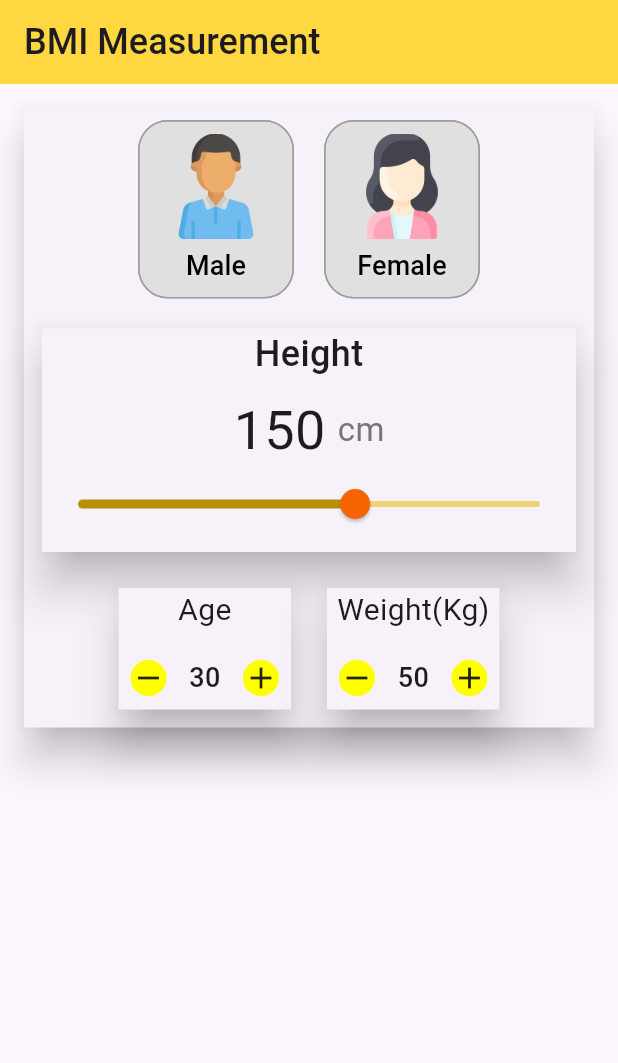
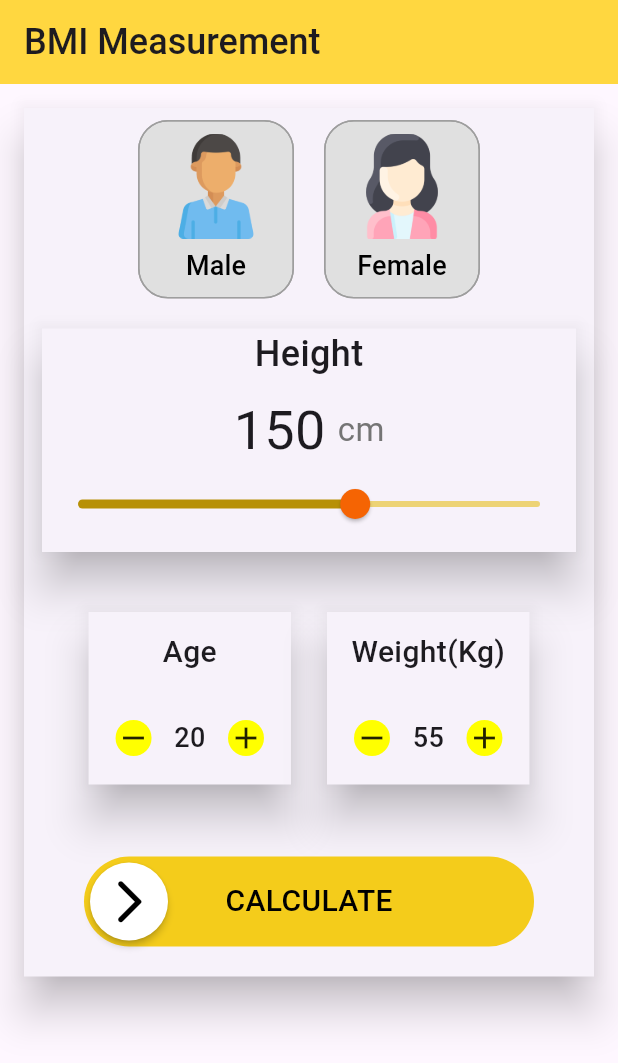
Before and after one commit to gitsubash44/bmi, a Flutter app: the screen it shows after launch, on a phone screen of 412 x 824 dp. Shown: the top 1063 px of the screen. Run offline on Flutter 3.47's test engine with Material 3 defaults, Android fonts, the light colour scheme and no system bars; drawn by our look-alikes of swipeable_button_view.

Commit message:
add code

```diff
--- a/lib/age_widget.dart
+++ b/lib/age_widget.dart
@@ -37,17 +37,18 @@ class _AgeWidgetState extends State<AgeWidget> {
         elevation: 12,
         shape: const RoundedRectangleBorder(),
         child: Column(children: [
-          Text(
-            widget.title,
-            style: TextStyle(
-              fontSize: 20,
+          Padding(
+            padding: const EdgeInsets.all(12.0),
+            child: Text(
+              widget.title,
+              style: TextStyle(
+                fontSize: 20,
+                fontWeight: FontWeight.w500,
+              ),
             ),
           ),
-          const SizedBox(
-            height: 10,
-          ),
           Padding(
-            padding: const EdgeInsets.all(8.0),
+            padding: const EdgeInsets.all(18.0),
             child: Row(
               children: [
                 InkWell(
--- a/lib/home_screen.dart
+++ b/lib/home_screen.dart
@@ -1,7 +1,10 @@
+import 'dart:math';
+
 import 'package:bmi/age_widget.dart';
 import 'package:flutter/material.dart';
 import 'package:bmi/height_widget.dart';
 import 'package:bmi/gender_widget.dart';
+import 'package:swipeable_button_view/swipeable_button_view.dart';
 
 void main() => runApp(const HomeScreen());
 
@@ -13,15 +16,18 @@ class HomeScreen extends StatefulWidget {
 }
 
 class _MyAppState extends State<HomeScreen> {
-  int _gender = 0; // Declare the _gender variable here
+  int _gender = 0;
   int _height = 150;
   int _age = 30;
   int _weight = 50;
+  bool _isFinished = false;
+  double _bmiScore = 0;
 
   @override
   Widget build(BuildContext context) {
     return MaterialApp(
-      title: 'Material App',
+      debugShowCheckedModeBanner: false,
+      title: 'BMI App',
       home: Scaffold(
         appBar: AppBar(
           backgroundColor: Colors.amberAccent,
@@ -54,7 +60,9 @@ class _MyAppState extends State<HomeScreen> {
                       _height = heightVal;
                     },
                   ),
-                  Row(
+                  Padding(
+                    padding: const EdgeInsets.all(16),
+                    child: Row(
                       mainAxisAlignment: MainAxisAlignment.center,
                       children: [
                         AgeWidget(
@@ -62,19 +70,52 @@ class _MyAppState extends State<HomeScreen> {
                               _age = ageVal;
                             },
                             title: ('Age'),
-                          initValue: 30,
+                            initValue: 20,
                             min: 0,
                             max: 100),
                         AgeWidget(
-                          onChange: (weaightVal) {
-                            _weight = weaightVal;
+                            onChange: (weightVal) {
+                              _weight = weightVal;
                             },
                             title: ('Weight(Kg)'),
-                          initValue: 50,
+                            initValue: 55,
                             min: 0,
                             max: 200),
                       ],
                     ),
+                  ),
+                  Padding(
+                    padding: const EdgeInsets.symmetric(
+                        vertical: 20, horizontal: 40),
+                    child: SwipeableButtonView(
+                      isFinished: _isFinished,
+                      onFinish: () {
+                        setState(() {
+                          _isFinished = false;
+                        });
+                      },
+                      onWaitingProcess: () {
+                        // Call the function here
+                        calculateBmi();
+                        Future.delayed(Duration(seconds: 1), () {
+                          setState(() {
+                            _isFinished = true;
+                          });
+                        });
+                      },
+                      activeColor: Color.fromARGB(255, 244, 204, 27),
+                      buttonWidget: const Icon(
+                        Icons.arrow_forward_ios_rounded,
+                        color: Colors.black,
+                        size: 35,
+                      ),
+                      buttonText: "CALCULATE",
+                      buttontextstyle: const TextStyle(
+                          color: Colors.black,
+                          fontSize: 20,
+                          fontWeight: FontWeight.w500),
+                    ),
+                  )
                 ],
               ),
             ),
@@ -83,4 +124,8 @@ class _MyAppState extends State<HomeScreen> {
       ),
     );
   }
+
+  void calculateBmi() {
+    _bmiScore = _weight / pow(_height / 100, 2);
   }
+}
--- a/pubspec.yaml
+++ b/pubspec.yaml
@@ -35,6 +35,8 @@ dependencies:
   # The following adds the Cupertino Icons font to your application.
   # Use with the CupertinoIcons class for iOS style icons.
   cupertino_icons: ^1.0.6
+  swipeable_button_view: ^0.0.2
+
 
 dev_dependencies:
   flutter_test:
```
Also changed, not shown: pubspec.lock. Lines whose indentation alone changed are shown as unchanged.
